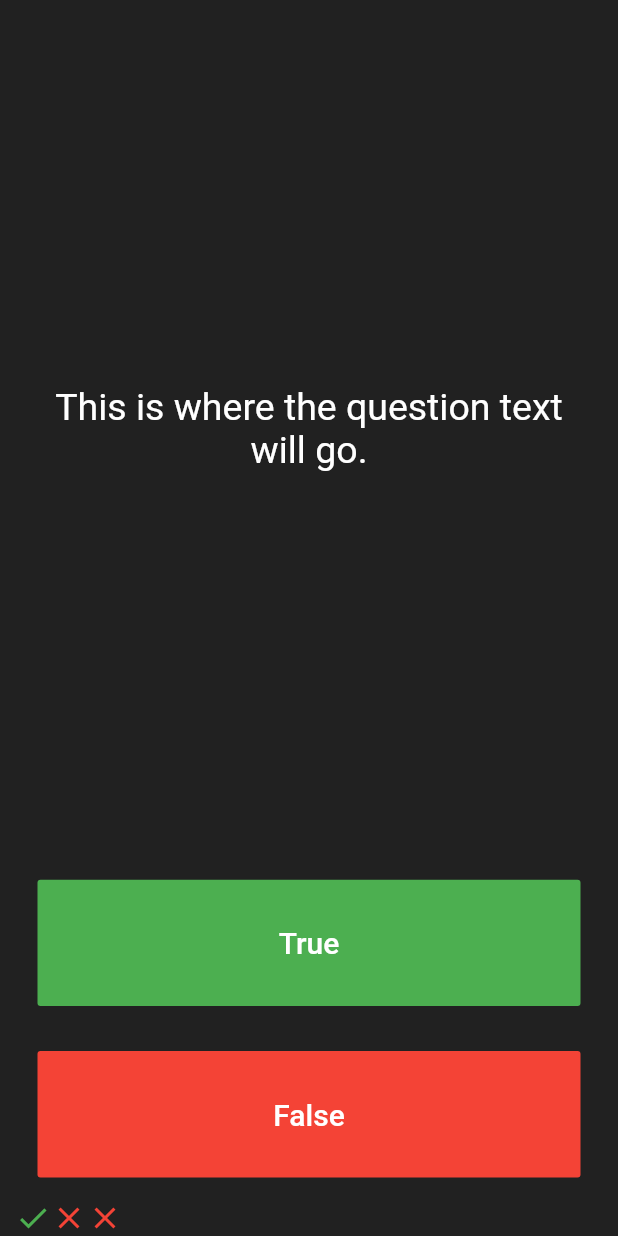
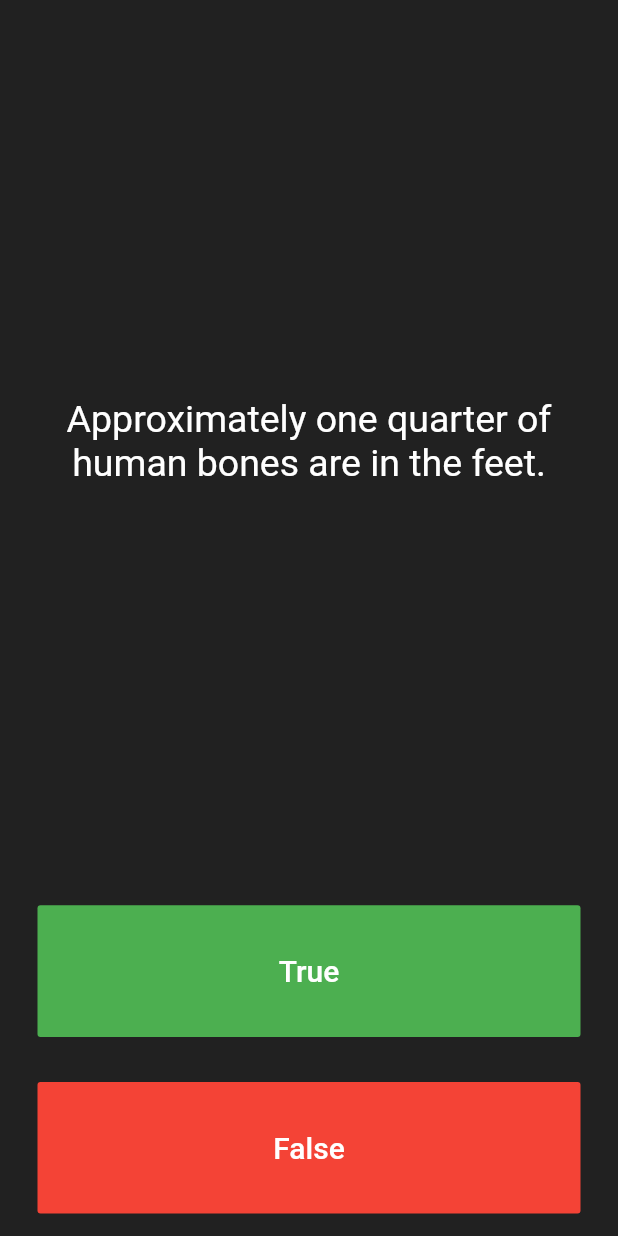
Before and after one commit to gabber78/quizzler-flutter, a Flutter app: the screen it shows after launch, after a tap on "False", on a phone screen of 412 x 824 dp. Run offline on Flutter 3.47's test engine with Material 2 defaults, Android fonts, the phone set to English and light mode, and no system bars.

Commit message:
inital commit 2

```diff
--- a/lib/main.dart
+++ b/lib/main.dart
@@ -25,21 +25,15 @@ class QuizPage extends StatefulWidget {
 }
 
 class _QuizPageState extends State<QuizPage> {
+  List<Icon> scoreKeeper = [];
 
-  List<Icon> scoreKeeper = [
-    Icon(
-      Icons.check,
-      color: Colors.green,
-    ),
-    Icon(
-      Icons.close,
-      color: Colors.red,
-    ),
-    Icon(
-      Icons.close,
-      color: Colors.red,
-    ),
+  List<String> questions = [
+    'You can lead a cow down stairs but not up stairs.',
+    'Approximately one quarter of human bones are in the feet.',
+    'A slug\'s blood is green.'
   ];
+
+  int questionNumber = 0;
 
   @override
   Widget build(BuildContext context) {
@@ -53,7 +47,7 @@ class _QuizPageState extends State<QuizPage> {
             padding: EdgeInsets.all(10.0),
             child: Center(
               child: Text(
-                'This is where the question text will go.',
+                questions[questionNumber],
                 textAlign: TextAlign.center,
                 style: TextStyle(
                   fontSize: 25.0,
@@ -77,8 +71,11 @@ class _QuizPageState extends State<QuizPage> {
                 ),
               ),
               onPressed: () {
-                //The user picked true.
-              },
+                  questionNumber++;
+                  print(questionNumber);
+
+
+              }, //The user picked true.
             ),
           ),
         ),
@@ -95,7 +92,10 @@ class _QuizPageState extends State<QuizPage> {
                 ),
               ),
               onPressed: () {
-                //The user picked false.
+                setState(() {
+                  questionNumber++;
+                  print(questionNumber);
+                }); //The user picked false.
               },
             ),
           ),
@@ -103,7 +103,6 @@ class _QuizPageState extends State<QuizPage> {
         Row(
           children: scoreKeeper,
         ),
-
       ],
     );
   }
```
